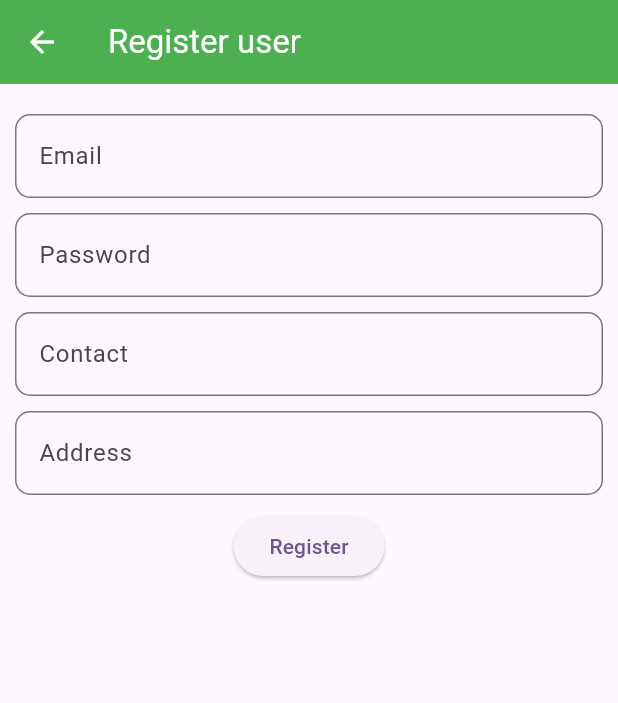
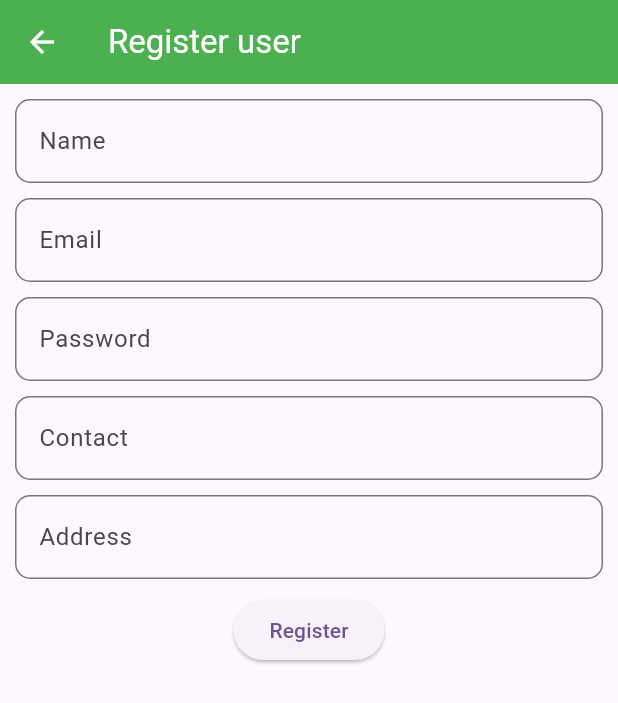
Before and after one commit to Muhammad-Junaid23/Learning_Flutter, a Flutter app: the RegisterScreen screen opened directly, on a phone screen of 412 x 824 dp. Shown: the top 703 px of the screen. Run offline on Flutter 3.47's test engine with Material 3 defaults, Android fonts, the phone set to English and light mode, and no system bars; our stand-ins replace cloud_firestore, firebase_auth, firebase_core, google_maps_flutter, pinput, smooth_page_indicator; accounts and stored records are empty.

Commit message:
fixed auth in quiz

```diff
--- a/quiz_student_section_user/lib/views/auth/register.dart
+++ b/quiz_student_section_user/lib/views/auth/register.dart
@@ -30,6 +30,15 @@ class _RegisterScreenState extends State<RegisterScreen> {
           padding: const EdgeInsets.all(10),
           child: Column(
             children: [
+              TextField(
+                controller:  nameController,
+                decoration: InputDecoration(
+                  hintText: "Name",
+                  border: OutlineInputBorder(
+                    borderRadius: BorderRadius.circular(10),
+                  ),
+                ),
+              ),
           SizedBox(height: 10,),
           TextField(
             controller:  emailController,
```
Also changed, not shown: quiz_student_section_user/lib/views/auth/login.dart (+18 -0 lines).
